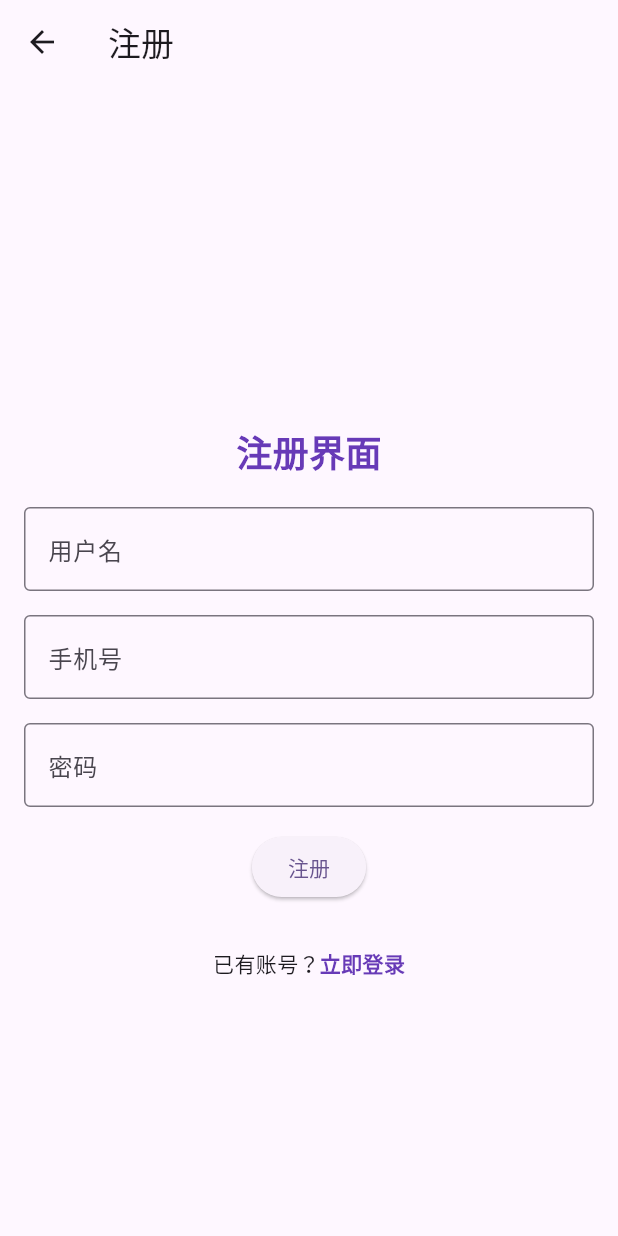
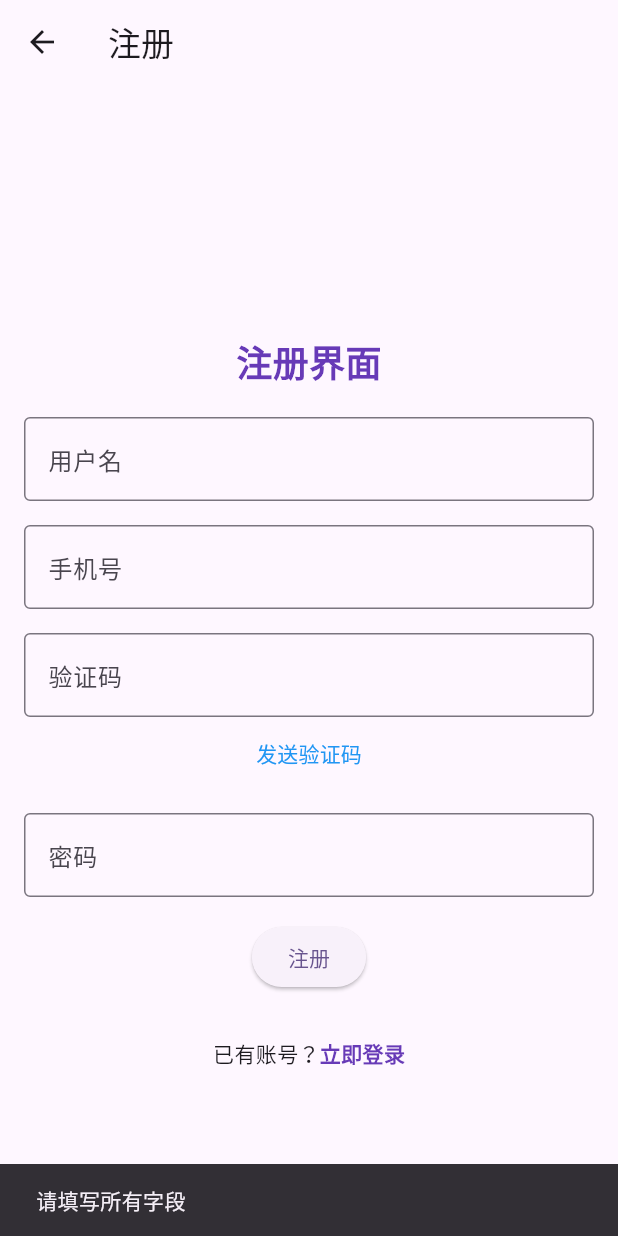
Before and after one commit to thisXuan/parkinglot_frontend, a Flutter app: the RegisterPage screen opened directly, after a tap on "注册", on a phone screen of 412 x 824 dp. Run offline on Flutter 3.47's test engine with Material 3 defaults, Android fonts, the light colour scheme and no system bars; our stand-ins replace dio, shared_preferences; accounts and stored records are empty.

Commit message:
Update Register.dart

```diff
--- a/lib/RegisterAndLogin/Register.dart
+++ b/lib/RegisterAndLogin/Register.dart
@@ -1,4 +1,8 @@
+import 'dart:convert';
 import 'package:flutter/material.dart';
+import 'package:shared_preferences/shared_preferences.dart';
+import '../api/user.dart';
+import '../utils/util.dart';
 
 class RegisterPage extends StatefulWidget {
   _RegisterPageState createState() => _RegisterPageState();
@@ -8,12 +12,48 @@ class _RegisterPageState extends State<RegisterPage> {
   final TextEditingController _usernameController = TextEditingController();
   final TextEditingController _phoneController = TextEditingController();
   final TextEditingController _passwordController = TextEditingController();
+  final TextEditingController _captchaController = TextEditingController(); // 验证码控制器
 
-  void _register() {
+  void _register() async {
     String username = _usernameController.text;
     String phone = _phoneController.text;
     String password = _passwordController.text;
-    // TODO: 实现注册逻辑，如验证输入内容并保存用户信息
+    String captcha = _captchaController.text; // 获取验证码
+
+    // 验证输入内容
+    if (username.isEmpty || phone.isEmpty || password.isEmpty || captcha.isEmpty) {
+      ScaffoldMessenger.of(context).showSnackBar(SnackBar(content: Text('请填写所有字段')));
+      return;
+    }
+
+    // 构建请求体，包含验证码
+    Map<String, dynamic> data = {
+      'username': username,
+      'phone': phone,
+      'password': password,
+      'captcha': captcha, // 包含验证码
+    };
+
+    var result = await UserApi().Register(data); // 假设UserApi中有Register方法
+    if (result != null) {
+      var code = result['code'];
+      var message = result['message'];
+      if (code == 200) {
+        SharedPreferences prefs = await SharedPreferences.getInstance();
+        String registrationInfo = jsonEncode(result);
+        prefs.setString('registration', registrationInfo);
+        Navigator.pop(context); // 返回到登录页面
+      } else {
+        showInfoDialog(context, message.toString());
+      }
+    } else {
+      showInfoDialog(context, '注册失败');
+    }
+  }
+
+  void _sendCaptcha() {
+    // 发送验证码逻辑，可能需要调用后端API获取验证码
+    // 这里省略具体实现...
   }
 
   @override
@@ -58,6 +98,23 @@ class _RegisterPageState extends State<RegisterPage> {
               ),
               SizedBox(height: 16),
               TextField(
+                controller: _captchaController,
+                decoration: InputDecoration(
+                  labelText: "验证码",
+                  border: OutlineInputBorder(),
+                ),
+              ),
+              // 发送验证码按钮
+              TextButton(
+                child: Text('发送验证码', style: TextStyle(color: Colors.blue)),
+                onPressed: _sendCaptcha,
+                style: TextButton.styleFrom(
+                  backgroundColor: Colors.transparent, // 设置按钮背景颜色
+                  padding: EdgeInsets.symmetric(vertical: 10, horizontal: 20), // 设置按钮内边距
+                ),
+              ),
+              SizedBox(height: 16),
+              TextField(
                 controller: _passwordController,
                 obscureText: true,
                 decoration: InputDecoration(
@@ -67,7 +124,7 @@ class _RegisterPageState extends State<RegisterPage> {
               ),
               SizedBox(height: 16),
               ElevatedButton(
-                  onPressed: (){
+                  onPressed: () {
                     _register();
                   },
                   child: Text("注册")
@@ -105,6 +162,7 @@ class _RegisterPageState extends State<RegisterPage> {
     _usernameController.dispose();
     _phoneController.dispose();
     _passwordController.dispose();
+    _captchaController.dispose(); // 释放验证码控制器资源
     super.dispose();
   }
 }
```
